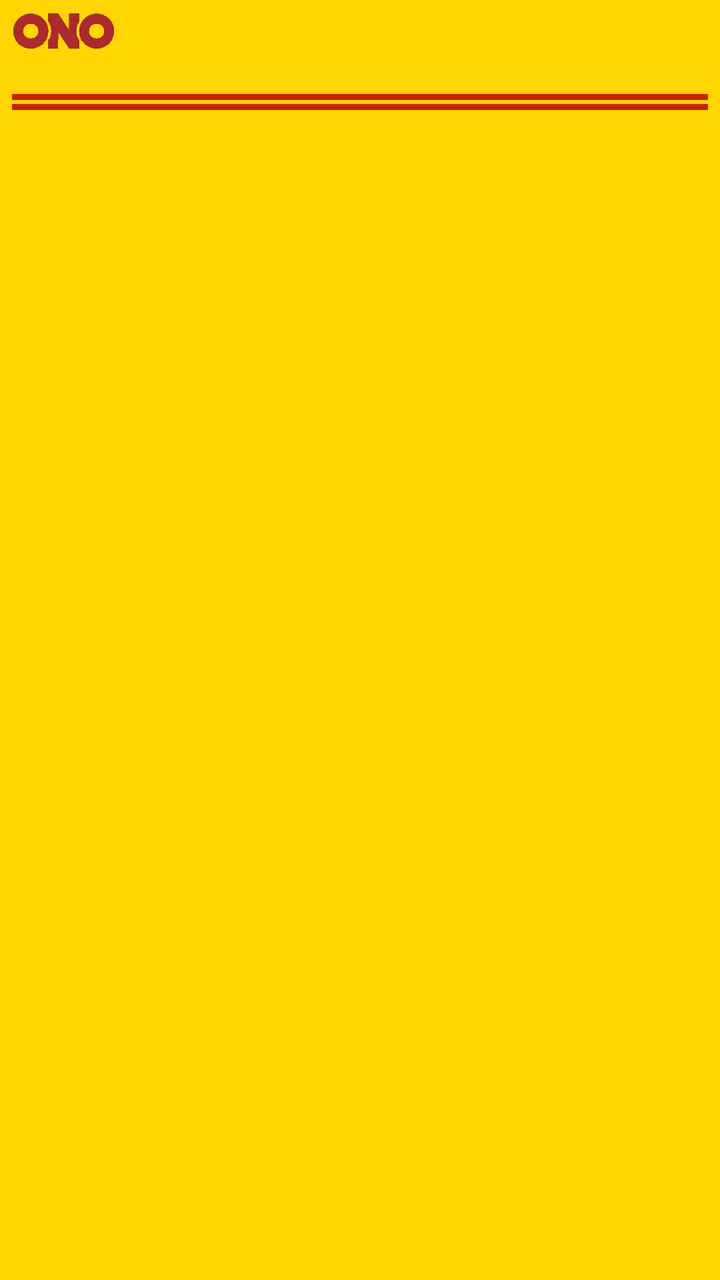
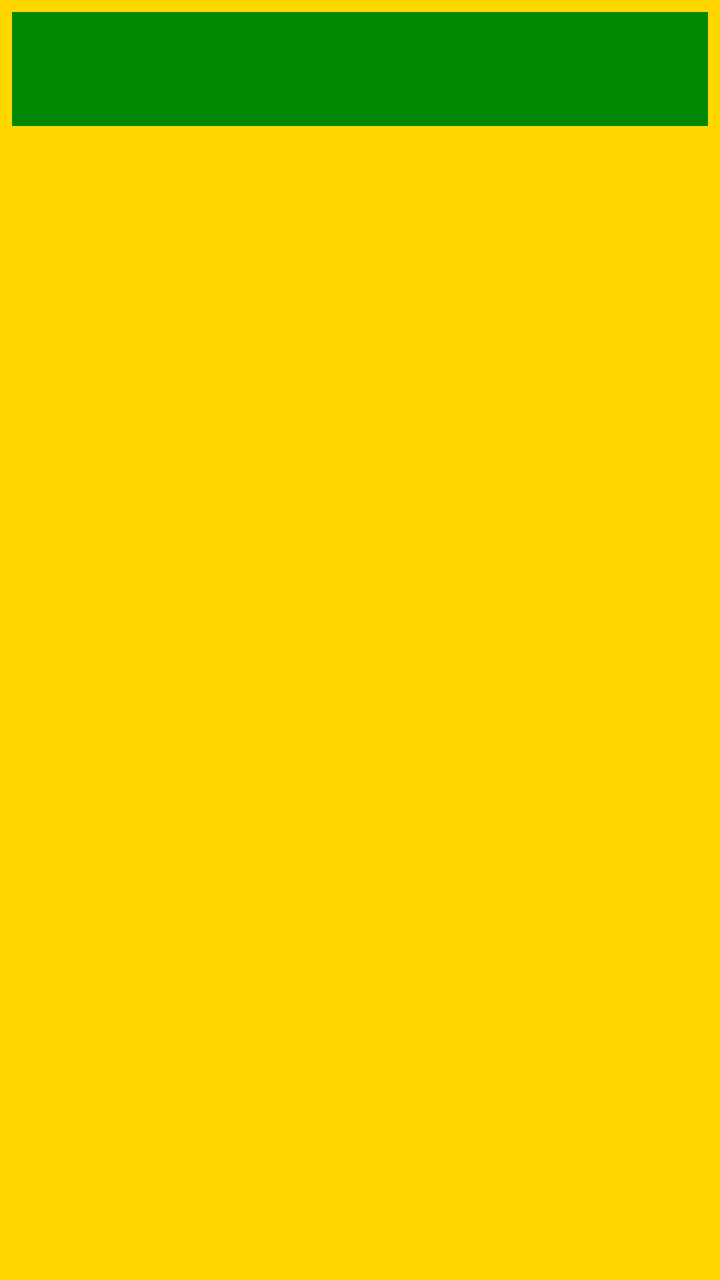

Screens rendered from an Android XML layout before and after an edit, with the pre-edit source and the edit as a unified diff.
<!-- AndroidManifest.xml: application theme Theme.TankONO -->
<!-- res/layout/widget_tankono.xml -->
<?xml version="1.0" encoding="utf-8"?>

<LinearLayout xmlns:android="http://schemas.android.com/apk/res/android"
    android:id="@+id/widget_root"
    android:layout_width="match_parent"
    android:layout_height="match_parent"
    android:orientation="vertical"
    android:padding="6dp"
    android:background="@color/ono_yellow">

    
    <FrameLayout
        android:id="@+id/header"
        android:layout_width="match_parent"
        android:layout_height="57dp"
        android:background="@color/ono_yellow">

        
        <ImageView
            android:id="@+id/header_line_1"
            android:layout_width="match_parent"
            android:layout_height="3dp"
            android:layout_gravity="bottom"
            android:layout_marginBottom="13dp"
            android:background="@color/ono_red"
            android:contentDescription="@null"/>

        
        <ImageView
            android:id="@+id/header_line_2"
            android:layout_width="match_parent"
            android:layout_height="3dp"
            android:layout_gravity="bottom"
            android:layout_marginBottom="8dp"
            android:background="@color/ono_red"
            android:contentDescription="@null"/>

        
        <ImageView
            android:id="@+id/header_logo_text"
            android:layout_width="wrap_content"
            android:layout_height="57dp"
            android:layout_gravity="bottom|start"
            android:scaleType="fitStart"
            android:src="@drawable/logo_text"
            android:contentDescription="@string/app_name"/>

        
        <LinearLayout
            android:id="@+id/header_times"
            android:layout_width="wrap_content"
            android:layout_height="wrap_content"
            android:layout_gravity="top|end"
            android:layout_marginTop="4dp"
            android:layout_marginEnd="4dp"
            android:orientation="horizontal">

            <TextView
                android:id="@+id/header_date_web"
                android:layout_width="wrap_content"
                android:layout_height="wrap_content"
                android:textColor="@color/ono_red"
                android:textStyle="bold"
                android:paddingEnd="5dp"
                android:singleLine="true"/>

            <TextView
                android:id="@+id/header_date_update"
                android:layout_width="wrap_content"
                android:layout_height="wrap_content"
                android:textColor="@color/ono_red"
                android:textStyle="bold"
                android:singleLine="true"/>
        </LinearLayout>
    </FrameLayout>

    

    <LinearLayout android:id="@+id/row_0" style="@style/WidgetRow">
        <TextView android:id="@+id/row_0_name"  style="@style/WidgetRowName"/>
        <TextView android:id="@+id/row_0_old"   style="@style/WidgetRowOld"/>
        <TextView android:id="@+id/row_0_price" style="@style/WidgetRowPrice"/>
        <TextView android:id="@+id/row_0_trend" style="@style/WidgetRowTrend"/>
    </LinearLayout>

    <LinearLayout android:id="@+id/row_1" style="@style/WidgetRow">
        <TextView android:id="@+id/row_1_name"  style="@style/WidgetRowName"/>
        <TextView android:id="@+id/row_1_old"   style="@style/WidgetRowOld"/>
        <TextView android:id="@+id/row_1_price" style="@style/WidgetRowPrice"/>
        <TextView android:id="@+id/row_1_trend" style="@style/WidgetRowTrend"/>
    </LinearLayout>

    <LinearLayout android:id="@+id/row_2" style="@style/WidgetRow">
        <TextView android:id="@+id/row_2_name"  style="@style/WidgetRowName"/>
        <TextView android:id="@+id/row_2_old"   style="@style/WidgetRowOld"/>
        <TextView android:id="@+id/row_2_price" style="@style/WidgetRowPrice"/>
        <TextView android:id="@+id/row_2_trend" style="@style/WidgetRowTrend"/>
    </LinearLayout>

    <LinearLayout android:id="@+id/row_3" style="@style/WidgetRow">
        <TextView android:id="@+id/row_3_name"  style="@style/WidgetRowName"/>
        <TextView android:id="@+id/row_3_old"   style="@style/WidgetRowOld"/>
        <TextView android:id="@+id/row_3_price" style="@style/WidgetRowPrice"/>
        <TextView android:id="@+id/row_3_trend" style="@style/WidgetRowTrend"/>
    </LinearLayout>

    <LinearLayout android:id="@+id/row_4" style="@style/WidgetRow">
        <TextView android:id="@+id/row_4_name"  style="@style/WidgetRowName"/>
        <TextView android:id="@+id/row_4_old"   style="@style/WidgetRowOld"/>
        <TextView android:id="@+id/row_4_price" style="@style/WidgetRowPrice"/>
        <TextView android:id="@+id/row_4_trend" style="@style/WidgetRowTrend"/>
    </LinearLayout>

    <LinearLayout android:id="@+id/row_5" style="@style/WidgetRow">
        <TextView android:id="@+id/row_5_name"  style="@style/WidgetRowName"/>
        <TextView android:id="@+id/row_5_old"   style="@style/WidgetRowOld"/>
        <TextView android:id="@+id/row_5_price" style="@style/WidgetRowPrice"/>
        <TextView android:id="@+id/row_5_trend" style="@style/WidgetRowTrend"/>
    </LinearLayout>

    <LinearLayout android:id="@+id/row_6" style="@style/WidgetRow">
        <TextView android:id="@+id/row_6_name"  style="@style/WidgetRowName"/>
        <TextView android:id="@+id/row_6_old"   style="@style/WidgetRowOld"/>
        <TextView android:id="@+id/row_6_price" style="@style/WidgetRowPrice"/>
        <TextView android:id="@+id/row_6_trend" style="@style/WidgetRowTrend"/>
    </LinearLayout>

    <LinearLayout android:id="@+id/row_7" style="@style/WidgetRow">
        <TextView android:id="@+id/row_7_name"  style="@style/WidgetRowName"/>
        <TextView android:id="@+id/row_7_old"   style="@style/WidgetRowOld"/>
        <TextView android:id="@+id/row_7_price" style="@style/WidgetRowPrice"/>
        <TextView android:id="@+id/row_7_trend" style="@style/WidgetRowTrend"/>
    </LinearLayout>

    <LinearLayout android:id="@+id/row_8" style="@style/WidgetRow">
        <TextView android:id="@+id/row_8_name"  style="@style/WidgetRowName"/>
        <TextView android:id="@+id/row_8_old"   style="@style/WidgetRowOld"/>
        <TextView android:id="@+id/row_8_price" style="@style/WidgetRowPrice"/>
        <TextView android:id="@+id/row_8_trend" style="@style/WidgetRowTrend"/>
    </LinearLayout>

    <LinearLayout android:id="@+id/row_9" style="@style/WidgetRow">
        <TextView android:id="@+id/row_9_name"  style="@style/WidgetRowName"/>
        <TextView android:id="@+id/row_9_old"   style="@style/WidgetRowOld"/>
        <TextView android:id="@+id/row_9_price" style="@style/WidgetRowPrice"/>
        <TextView android:id="@+id/row_9_trend" style="@style/WidgetRowTrend"/>
    </LinearLayout>

    <LinearLayout android:id="@+id/row_10" style="@style/WidgetRow">
        <TextView android:id="@+id/row_10_name"  style="@style/WidgetRowName"/>
        <TextView android:id="@+id/row_10_old"   style="@style/WidgetRowOld"/>
        <TextView android:id="@+id/row_10_price" style="@style/WidgetRowPrice"/>
        <TextView android:id="@+id/row_10_trend" style="@style/WidgetRowTrend"/>
    </LinearLayout>

</LinearLayout>
<!-- resources referenced by this layout -->
<resources>
  <color name="ono_red">#C92200</color>
  <color name="ono_yellow">#FFD600</color>
  <!-- drawable logo_text: png bitmap (drawable-nodpi, 11434 bytes) -->
  <string name="app_name">Tank ONO</string>
  <style name="WidgetRow">
          <item name="android:layout_width">match_parent</item>
          <item name="android:layout_height">wrap_content</item>
          <item name="android:orientation">horizontal</item>
          <item name="android:gravity">center_vertical</item>
          <item name="android:paddingTop">1dp</item>
          <item name="android:paddingBottom">1dp</item>
          <item name="android:visibility">gone</item>
      </style>
  <style name="WidgetRowName">
          <item name="android:layout_width">0dp</item>
          <item name="android:layout_height">wrap_content</item>
          <item name="android:layout_weight">1</item>
          <item name="android:textColor">@color/ono_red</item>
          <item name="android:textStyle">bold</item>
          <item name="android:textSize">14sp</item>
          <item name="android:singleLine">true</item>
          <item name="android:ellipsize">end</item>
      </style>
  <style name="WidgetRowOld">
          <item name="android:layout_width">85dp</item>
          <item name="android:layout_height">wrap_content</item>
          <item name="android:textColor">@color/ono_red</item>
          <item name="android:textStyle">italic</item>
          <item name="android:textSize">12sp</item>
          <item name="android:singleLine">true</item>
          <item name="android:gravity">end</item>
      </style>
  <style name="WidgetRowPrice">
          <item name="android:layout_width">70dp</item>
          <item name="android:layout_height">wrap_content</item>
          <item name="android:textColor">@color/ono_red</item>
          <item name="android:textStyle">bold</item>
          <item name="android:textSize">14sp</item>
          <item name="android:singleLine">true</item>
          <item name="android:gravity">end</item>
          <item name="android:paddingStart">4dp</item>
      </style>
  <style name="WidgetRowTrend">
          <item name="android:layout_width">22dp</item>
          <item name="android:layout_height">wrap_content</item>
          <item name="android:textColor">@color/ono_red</item>
          <item name="android:textStyle">bold</item>
          <item name="android:textSize">14sp</item>
          <item name="android:singleLine">true</item>
          <item name="android:gravity">end</item>
      </style>
  <style name="Theme.TankONO" parent="android:Theme.Material.Light.NoActionBar">
          <item name="android:statusBarColor">@color/ono_yellow</item>
          <item name="android:windowBackground">@color/ono_yellow</item>
      </style>
</resources>

<!-- the commit's change to res/layout/widget_tankono.xml (unified diff, before → after) -->
@@ -13,65 +13,13 @@
         android:id="@+id/header"
         android:layout_width="match_parent"
         android:layout_height="57dp"
-        android:background="@color/ono_yellow">
+        android:background="#008800">
 
         
-        <ImageView
-            android:id="@+id/header_line_1"
-            android:layout_width="match_parent"
-            android:layout_height="3dp"
-            android:layout_gravity="bottom"
-            android:layout_marginBottom="13dp"
-            android:background="@color/ono_red"
-            android:contentDescription="@null"/>
+        
+        
+        
 
-        
-        <ImageView
-            android:id="@+id/header_line_2"
-            android:layout_width="match_parent"
-            android:layout_height="3dp"
-            android:layout_gravity="bottom"
-            android:layout_marginBottom="8dp"
-            android:background="@color/ono_red"
-            android:contentDescription="@null"/>
-
-        
-        <ImageView
-            android:id="@+id/header_logo_text"
-            android:layout_width="wrap_content"
-            android:layout_height="57dp"
-            android:layout_gravity="bottom|start"
-            android:scaleType="fitStart"
-            android:src="@drawable/logo_text"
-            android:contentDescription="@string/app_name"/>
-
-        
-        <LinearLayout
-            android:id="@+id/header_times"
-            android:layout_width="wrap_content"
-            android:layout_height="wrap_content"
-            android:layout_gravity="top|end"
-            android:layout_marginTop="4dp"
-            android:layout_marginEnd="4dp"
-            android:orientation="horizontal">
-
-            <TextView
-                android:id="@+id/header_date_web"
-                android:layout_width="wrap_content"
-                android:layout_height="wrap_content"
-                android:textColor="@color/ono_red"
-                android:textStyle="bold"
-                android:paddingEnd="5dp"
-                android:singleLine="true"/>
-
-            <TextView
-                android:id="@+id/header_date_update"
-                android:layout_width="wrap_content"
-                android:layout_height="wrap_content"
-                android:textColor="@color/ono_red"
-                android:textStyle="bold"
-                android:singleLine="true"/>
-        </LinearLayout>
     </FrameLayout>
 
     
<!-- resource entries referenced after the edit -->
@@ -1,9 +1,6 @@
 <!-- resources referenced by this layout -->
 <resources>
-  <color name="ono_red">#C92200</color>
   <color name="ono_yellow">#FFD600</color>
-  <!-- drawable logo_text: png bitmap (drawable-nodpi, 11434 bytes) -->
-  <string name="app_name">Tank ONO</string>
   <style name="WidgetRow">
           <item name="android:layout_width">match_parent</item>
           <item name="android:layout_height">wrap_content</item>
@@ -55,5 +52,6 @@
           <item name="android:statusBarColor">@color/ono_yellow</item>
           <item name="android:windowBackground">@color/ono_yellow</item>
       </style>
+  <color name="ono_red">#C92200</color>
 </resources>
 
